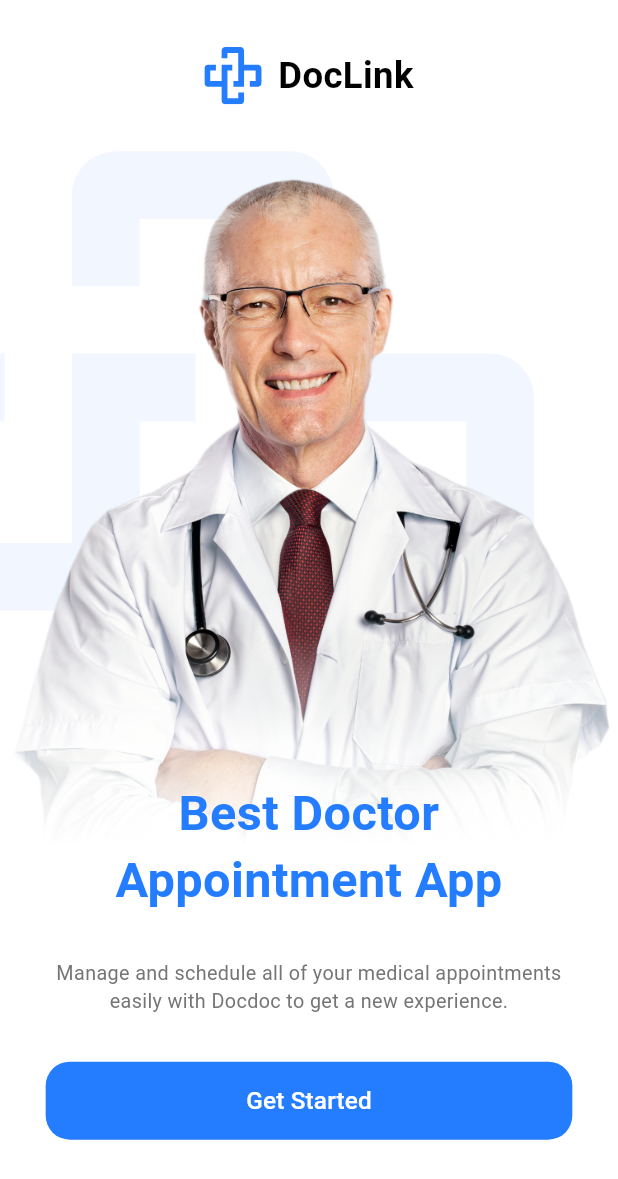
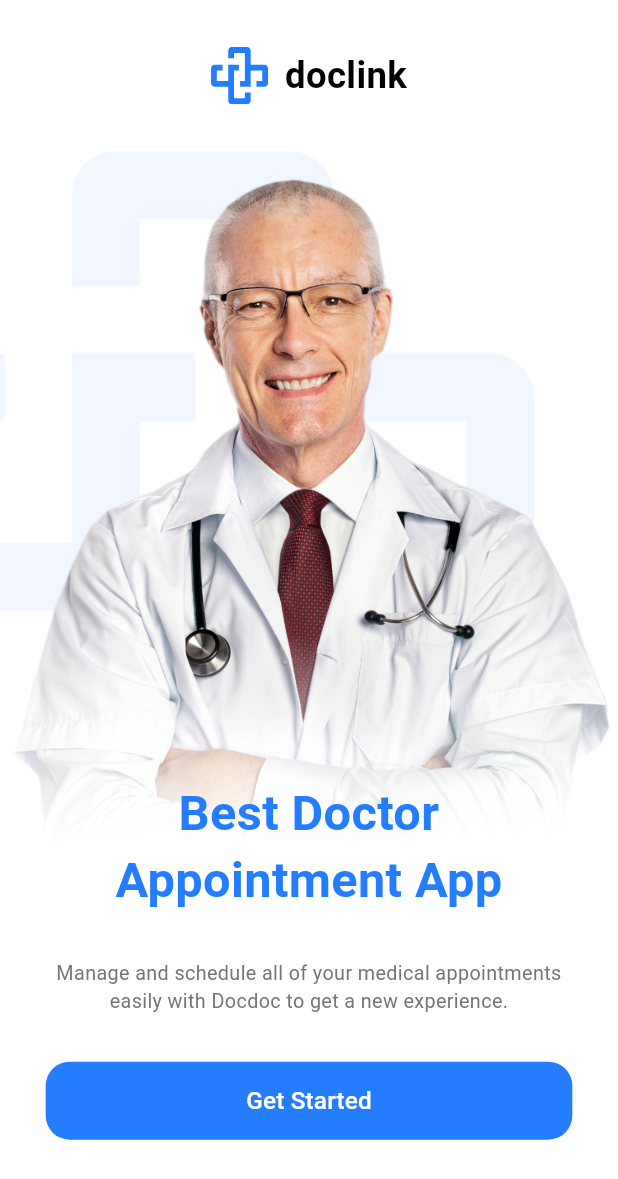
Before and after one commit to BandarALkatheri/docLink, a Flutter app: the screen it shows after launch, on a phone screen of 412 x 824 dp. Shown: the top 1179 px of the screen. Run offline on Flutter 3.47's test engine with Material 3 defaults, Android fonts, the phone set to English and light mode, and no system bars; our stand-ins replace flutter_screenutil, flutter_svg.

Commit message:
add UI onBoarding

```diff
--- a/lib/core/routing/app_routes.dart
+++ b/lib/core/routing/app_routes.dart
@@ -1,12 +1,12 @@
-import 'package:DocLink/core/routing/routes.dart';
-import 'package:DocLink/features/login/ui/loginscreen.dart';
-import 'package:DocLink/features/onboarding/onboarding_screen.dart';
+import 'package:doclink/core/routing/routes.dart';
+import 'package:doclink/features/login/ui/loginscreen.dart';
+import 'package:doclink/features/onboarding/onboarding_screen.dart';
 import 'package:flutter/material.dart';
 
 class AppRouter {
   Route? generateRoute(RouteSettings settings) {
     //this arguments to be passed in any screen like this ( arguments as ClassName )
-    final arguments = settings.arguments;
+   // final arguments = settings.arguments;
 
     switch (settings.name) {
       case Routes.onBoardingScreen:
--- a/lib/core/theme/colors.dart
+++ b/lib/core/theme/colors.dart
@@ -1,5 +1,3 @@
-import 'dart:ui';
-
 import 'package:flutter/material.dart';
 
 class ColorsManager {
--- a/lib/core/theme/style.dart
+++ b/lib/core/theme/style.dart
@@ -1,5 +1,5 @@
-import 'package:DocLink/core/theme/colors.dart';
-import 'package:DocLink/core/theme/font_weight_helper.dart';
+import 'package:doclink/core/theme/colors.dart';
+import 'package:doclink/core/theme/font_weight_helper.dart';
 import 'package:flutter/material.dart';
 import 'package:flutter_screenutil/flutter_screenutil.dart';
 
--- a/lib/doclink.dart
+++ b/lib/doclink.dart
@@ -1,13 +1,13 @@
-import 'package:DocLink/core/routing/app_routes.dart';
-import 'package:DocLink/core/theme/colors.dart';
+import 'package:doclink/core/routing/app_routes.dart';
+import 'package:doclink/core/theme/colors.dart';
 import 'package:flutter/material.dart';
 import 'package:flutter_screenutil/flutter_screenutil.dart';
 
 import 'core/routing/routes.dart';
 
-class Doclink extends StatelessWidget {
+class DoclinkApp extends StatelessWidget {
   final AppRouter appRouter;
-  const Doclink({super.key, required this.appRouter});
+  const DoclinkApp({super.key, required this.appRouter});
 
   @override
   Widget build(BuildContext context) {
@@ -20,7 +20,7 @@ class Doclink extends StatelessWidget {
         designSize: const Size(375, 812),
         minTextAdapt: true,
         child: MaterialApp(
-          title: 'DocLink',
+          title: 'doclink',
           theme: ThemeData(
             primaryColor: ColorsManager.mainBlue,
             scaffoldBackgroundColor: ColorsManager.white,
--- a/lib/features/onboarding/onboarding_screen.dart
+++ b/lib/features/onboarding/onboarding_screen.dart
@@ -1,10 +1,10 @@
-import 'package:DocLink/core/theme/style.dart';
-import 'package:DocLink/features/onboarding/widgets/custom_button_started.dart';
-import 'package:DocLink/features/onboarding/widgets/doclink_logo_and_name.dart';
+import 'package:doclink/core/theme/style.dart';
+import 'package:doclink/features/onboarding/widgets/custom_button_started.dart';
+import 'package:doclink/features/onboarding/widgets/doclink_logo_and_name.dart';
 import 'package:flutter/material.dart';
 import 'package:flutter_screenutil/flutter_screenutil.dart';
 
-import 'widgets/doctor_Image_and_text.dart';
+import 'widgets/doctor_image_and_text.dart';
 
 class OnBoardingScreen extends StatelessWidget {
   const OnBoardingScreen({super.key});
@@ -16,8 +16,8 @@ class OnBoardingScreen extends StatelessWidget {
             child: Padding(
       padding: EdgeInsets.only(top: 30.h, bottom: 30.h),
       child: Column(children: [
-        // ? -> DocLinkLogoAndName
-        const DocLinkLogoAndName(),
+        // ? -> doclinkLogoAndName
+        const DoclinkLogoAndName(),
         SizedBox(
           height: 30.h,
         ),
--- a/lib/features/onboarding/widgets/custom_button_started.dart
+++ b/lib/features/onboarding/widgets/custom_button_started.dart
@@ -1,6 +1,6 @@
-import 'package:DocLink/core/helpers/extension.dart';
-import 'package:DocLink/core/theme/colors.dart';
-import 'package:DocLink/core/theme/style.dart';
+import 'package:doclink/core/helpers/extension.dart';
+import 'package:doclink/core/theme/colors.dart';
+import 'package:doclink/core/theme/style.dart';
 import 'package:flutter/material.dart';
 
 import '../../../core/routing/routes.dart';
--- a/lib/features/onboarding/widgets/doclink_logo_and_name.dart
+++ b/lib/features/onboarding/widgets/doclink_logo_and_name.dart
@@ -1,10 +1,10 @@
-import 'package:DocLink/core/theme/style.dart';
+import 'package:doclink/core/theme/style.dart';
 import 'package:flutter/material.dart';
 import 'package:flutter_screenutil/flutter_screenutil.dart';
 import 'package:flutter_svg/svg.dart';
 
-class DocLinkLogoAndName extends StatelessWidget {
-  const DocLinkLogoAndName({super.key});
+class DoclinkLogoAndName extends StatelessWidget {
+  const DoclinkLogoAndName({super.key});
 
   @override
   Widget build(BuildContext context) {
@@ -15,7 +15,7 @@ class DocLinkLogoAndName extends StatelessWidget {
         SizedBox(
           width: 10.h,
         ),
-        Text('DocLink', style: TextStyles.font24BlackBold)
+        Text('doclink', style: TextStyles.font24BlackBold)
       ],
     );
   }
--- a/lib/features/onboarding/widgets/doctor_Image_and_text.dart
+++ b/lib/features/onboarding/widgets/doctor_image_and_text.dart
@@ -1,6 +1,5 @@
-import 'package:DocLink/core/theme/style.dart';
+import 'package:doclink/core/theme/style.dart';
 import 'package:flutter/material.dart';
-import 'package:flutter_screenutil/flutter_screenutil.dart';
 import 'package:flutter_svg/flutter_svg.dart';
 
 class DoctorImageAndText extends StatelessWidget {
--- a/lib/main.dart
+++ b/lib/main.dart
@@ -1,5 +1,5 @@
-import 'package:DocLink/core/routing/app_routes.dart';
-import 'package:DocLink/doclink.dart';
+import 'package:doclink/core/routing/app_routes.dart';
+import 'package:doclink/doclink.dart';
 import 'package:flutter/material.dart';
 
 void main() {
@@ -8,7 +8,7 @@ void main() {
   // To fix texts being hidden bug in flutter_screenutil in release mode.
   // await ScreenUtil.ensureScreenSize();
   // await checkIfLoggedInUser();
-  runApp(Doclink(
+  runApp(DoclinkApp(
     appRouter: AppRouter(),
   ));
 }
--- a/pubspec.yaml
+++ b/pubspec.yaml
@@ -1,4 +1,4 @@
-name: DocLink
+name: doclink
 description: "A new Flutter project."
 # The following line prevents the package from being accidentally published to
 # pub.dev using `flutter pub publish`. This is preferred for private packages.
```
Also changed, not shown: 16 other files.
